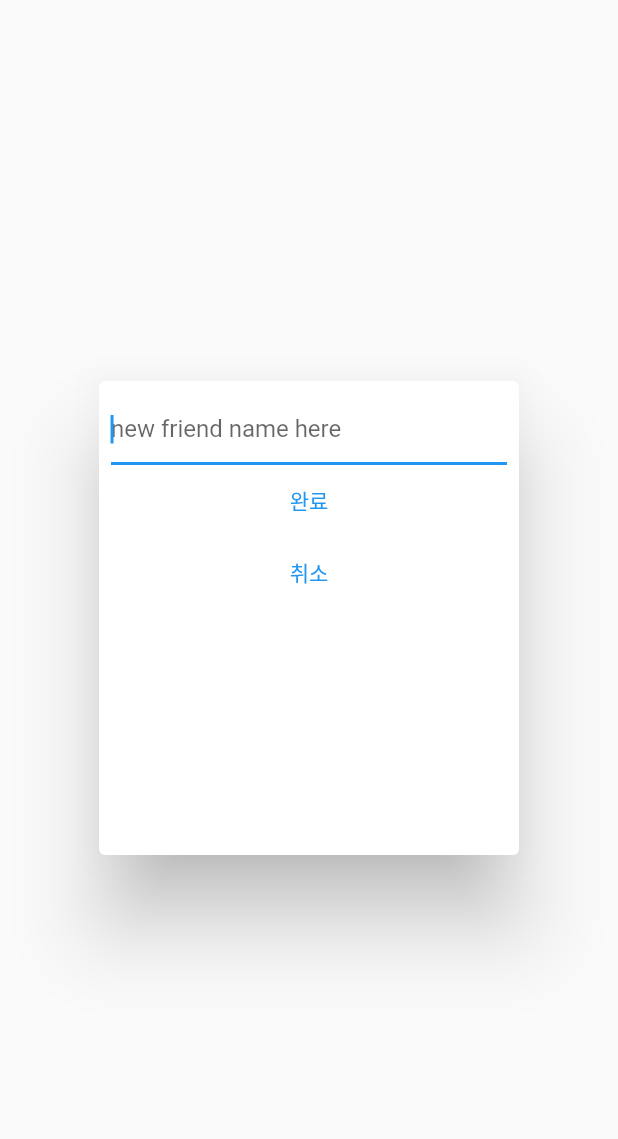
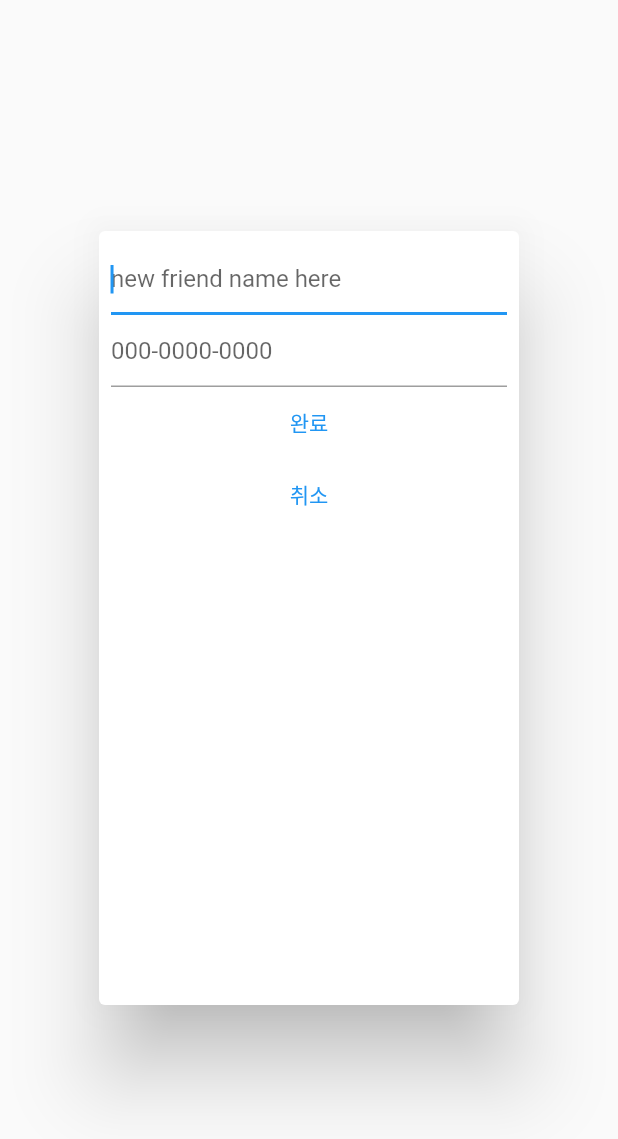
Before and after one commit to ChoiWheatley/flutter_tutorial, a Flutter app: the MyDialog widget shown alone on an empty page, opened directly, on a phone screen of 412 x 824 dp. Shown: the top 1139 px of the screen. Run offline on Flutter 3.47's test engine with Material 2 defaults, Android fonts, the phone set to English and light mode, and no system bars.

Commit message:
지난번 숙제 응용사항들
- 이름순 정렬버튼
- 전화번호

```diff
--- a/lib/main.dart
+++ b/lib/main.dart
@@ -1,4 +1,7 @@
 import 'package:flutter/material.dart';
+import 'package:flutter/services.dart';
+import 'package:flutter/widgets.dart';
+import 'dart:math';
 // import 'package:flutter/services.dart';
 
 void main() {
@@ -27,16 +30,16 @@ class MyApp extends StatefulWidget{
 class _MyAppState extends State<MyApp> {
   final appBarName = "따봉앱";
   late final List<LikeUserWidget> _users=[
-    LikeUserWidget('홍길동', deleteFunc: deleteUser,),
-    LikeUserWidget('최승현', deleteFunc: deleteUser,),
-    LikeUserWidget('옴뇸뇸', deleteFunc: deleteUser,),
-    LikeUserWidget('고길동', deleteFunc: deleteUser,),
-    LikeUserWidget('상도곱창', deleteFunc: deleteUser,),
-    LikeUserWidget('피라냐', deleteFunc: deleteUser,),
-    LikeUserWidget('굼벵이', deleteFunc: deleteUser,),
-    LikeUserWidget('좋아연', deleteFunc: deleteUser,),
-    LikeUserWidget('승현티비', deleteFunc: deleteUser,),
-    LikeUserWidget('Cheater', like: 1000, deleteFunc: deleteUser,),
+    LikeUserWidget.likeUser(LikeUser('홍길동', phone: 01012345678), deleteFunc: deleteUser,),
+    LikeUserWidget.likeUser(LikeUser('최승현', phone: 01012345678), deleteFunc: deleteUser,),
+    LikeUserWidget.likeUser(LikeUser('옴뇸뇸', phone: 01012345678), deleteFunc: deleteUser,),
+    LikeUserWidget.likeUser(LikeUser('고길동', phone: 01012345678), deleteFunc: deleteUser,),
+    LikeUserWidget.likeUser(LikeUser('상도곱창', phone: 01012345678), deleteFunc: deleteUser,),
+    LikeUserWidget.likeUser(LikeUser('피라냐', phone: 01012345678), deleteFunc: deleteUser,),
+    LikeUserWidget.likeUser(LikeUser('굼벵이', phone: 01012345678), deleteFunc: deleteUser,),
+    LikeUserWidget.likeUser(LikeUser('좋아연', phone: 01012345678), deleteFunc: deleteUser,),
+    LikeUserWidget.likeUser(LikeUser('승현티비', phone: 01012345678), deleteFunc: deleteUser,),
+    LikeUserWidget.likeUser(LikeUser('Cheater', like: 1000, phone: 01012345678), deleteFunc: deleteUser,),
   ];
 
   /// addUser와 deleteUser 인터페이스의 구현체는 MyApp에 있다. 이 객체는 MyDialog의 addUser
@@ -52,7 +55,6 @@ class _MyAppState extends State<MyApp> {
   }
   /// delete 연산, users의 index를 통해 지우거나, 인스턴스를 아예 지워버리거나
   deleteUser(user) {
-    print('user is ' + user.toString());
     setState(() {
       /// index를 통해 지우는 방법
       if (user is int && user >= 0 && user < _users.length) {
@@ -75,7 +77,7 @@ class _MyAppState extends State<MyApp> {
             return FloatingActionButton(
               child: Text('click'),
               onPressed: (){
-                print(cntxt); /// cntxt는 Builder-Scaffold-MaterialApp 순으로 Ancestor를 갖는다.
+                // print(cntxt); /// cntxt는 Builder-Scaffold-MaterialApp 순으로 Ancestor를 갖는다.
                 showDialog(context: cntxt, builder: (cntxt){
                   /// 인터페이스 자체를 자식에게 보낼 수도 있다.
                   return MyDialog(addUser: addUser,);
@@ -143,10 +145,17 @@ class _LikeUserWidgetState extends State<LikeUserWidget> {
             ),
           ),
           Expanded(
-            flex: 8,
+            flex: 4,
             child: Text(widget._likeUser.name,
               textAlign: TextAlign.center,
             ),
+          ),
+          Expanded(
+            flex: 4,
+              child: Text(
+                widget._likeUser.phone.toPhoneString(divided: widget._likeUser.phoneDivide),
+                textAlign: TextAlign.center,
+              )
           ),
           Expanded(
             flex: 2,
@@ -176,7 +185,7 @@ class _LikeUserWidgetState extends State<LikeUserWidget> {
               onPressed: (){
                 // TODO: delete button pressed
                 var deleteFunc = widget._deleteUser;
-                print(deleteFunc.toString());
+                // print(deleteFunc.toString());
                 if (deleteFunc != null) {
                   deleteFunc(widget);
                 }
@@ -191,6 +200,8 @@ class _LikeUserWidgetState extends State<LikeUserWidget> {
 
 class LikeUser implements Comparable<LikeUser>{
   final String name;
+  final int phone;
+  final List<int> phoneDivide;
   int _like;  /// `_` 가 맨 앞에 붙으면 private
 
   int get like {
@@ -199,8 +210,8 @@ class LikeUser implements Comparable<LikeUser>{
   void upvote() {
     _like++;
   }
-  LikeUser(String? name, {int? like})
-      : name = name ?? '', _like = like ?? 0;
+  LikeUser(String? name, {int? like, int? phone, this.phoneDivide = const [3, 4, 4]})
+      : name = name ?? '', _like = like ?? 0, phone = phone ?? 0;
 
   @override
   int compareTo(LikeUser other) {
@@ -251,14 +262,21 @@ class MyDialog extends StatelessWidget {
   /// addUser라는 함수포인터를 정의함으로써 우리는 이 객체의 추상 인터페이스를 정의할 수 있다.
   final void Function(LikeUser)? _addUser;
   final _inputData = TextEditingController();   /// 유저가 텍스트필드에 입력한 데이터를 변수에 담을 수 있다.
+  final _inputPhone = TextEditingController();
 
   MyDialog({Function(LikeUser)? addUser, Key? key,})
       : _addUser = addUser, super(key: key);
 
+  _trySubmit(context) {
+    if (_inputData.text.isNotEmpty && _inputPhone.text.isNotEmpty) {
+      _submit();
+      _close(context);
+    }
+  }
   _submit() {
     /// 빈칸이면 완료 눌러도 추가 안 되게
     if (_inputData.text.isNotEmpty){
-      _addUser?.call(LikeUser(_inputData.text));
+      _addUser?.call(LikeUser(_inputData.text, phone: int.tryParse(_inputPhone.text)));
     }
   }
 
@@ -274,7 +292,7 @@ class MyDialog extends StatelessWidget {
         padding: const EdgeInsets.all(8.0),
         child: SizedBox(
           width: 100,
-          height: 300,
+          height: 500,
           child: Column(
             children: [
               TextField(
@@ -282,13 +300,24 @@ class MyDialog extends StatelessWidget {
                 enabled: true,
                 autofocus: true,
                 onSubmitted: (text){
-                  _submit();
-                  _close(context);
+                  _trySubmit(context);
                   },
                 decoration: InputDecoration(
                     border: UnderlineInputBorder(),
                     hintText: 'new friend name here'
                 ),
+              ),
+              TextField(
+                keyboardType: TextInputType.number,
+                controller: _inputPhone,
+                enabled: true,
+                decoration: InputDecoration(
+                  border: UnderlineInputBorder(),
+                  hintText: '000-0000-0000',
+                ),
+                onSubmitted: (number) {
+                  _trySubmit(context);
+                },
               ),
               TextButton(
                 child: Text('완료'),
@@ -314,3 +343,54 @@ class MyDialog extends StatelessWidget {
     );
   }
 }
+
+extension on int {
+  // if the phone number is 010-8752-4037,
+  // divided will be [3, 4, 4], which will divide left-to-right cumulatively
+  String toPhoneString({required List<int> divided, delemeter = '.'}) {
+    // if the number is 123 and phoneDivide.last is 5,
+    // then padded with zero value will be '00123'
+    // final allString = toString();
+    // final last = divided.last;
+    // final digitOfFirstDelemeter = divided[divided.length-2];
+    // final digitOfFirstPhone = divided[divided.length-1] - digitOfFirstDelemeter;
+    //
+    // var ret = padWith(this ~/ pow(10, digitOfFirstDelemeter), digitOfFirstPhone, '0') + delemeter;
+    // for (var i = divided.length-2; i > 0; i--) {
+    //   ret += allString.substring(last - divided[i], last - divided[i-1]) + delemeter;
+    // }
+    // ret += allString.substring(last - divided[0]);
+
+    final sum = () {
+      var ret = 0;
+      for (var i in divided) {
+        ret += i;
+      }
+      return ret;
+    }();
+    final allString = padWith(this, sum, '0');
+    print(allString);
+    final firstDigit = sum - divided[0];
+    final firstPart = this ~/ pow(10, firstDigit);
+
+    var ret = padWith(firstPart, divided[0], '0') + delemeter;
+    var index = divided[0];
+    for (var i = 0; i < divided.length-1; i++) {
+      ret += allString.substring(index, index + divided[i+1]) + delemeter;
+      index += divided[i+1];
+    }
+    ret = ret.substring(0, ret.length-1);
+
+    return ret;
+  }
+  /// (10, 5) -> '00010'
+  String padWith(int origin, int digit, String pad) {
+    var ret = '';
+    var originDigit = origin.toString().length;
+    for (var i = 0; i < digit - originDigit; i++) {
+      ret += pad;
+    }
+    ret += origin.toString();
+    return ret;
+  }
+}
```
